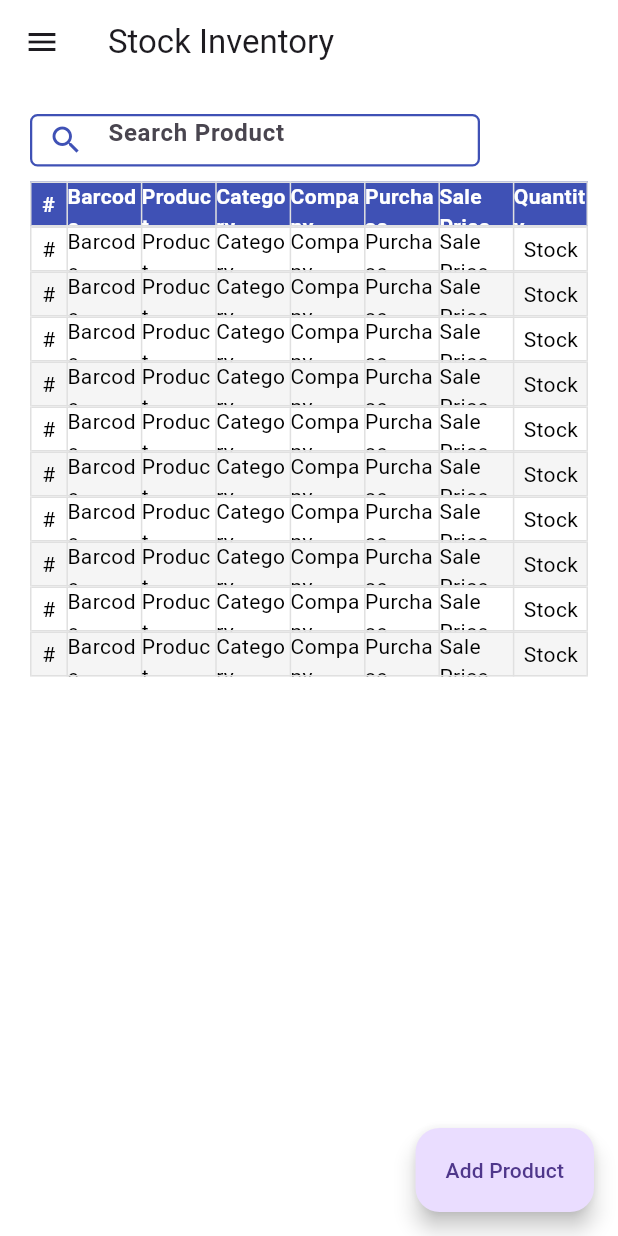
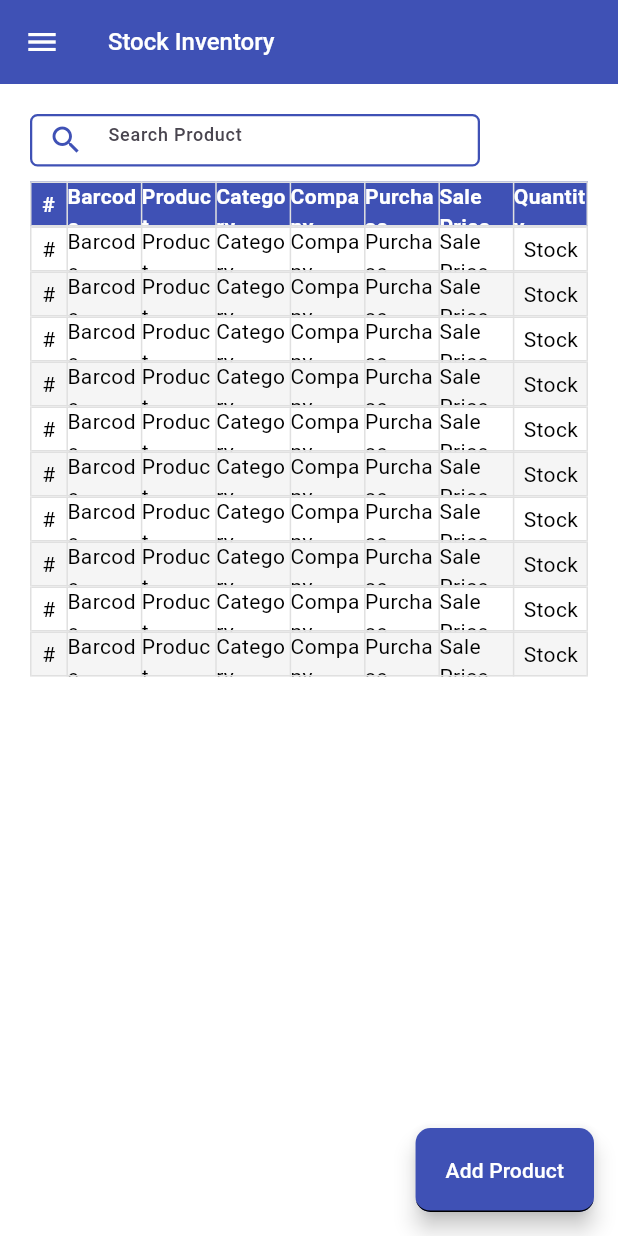
Before and after one commit to Hashimkhann1/pos, a Flutter app: the screen it shows after launch, on a phone screen of 412 x 824 dp. Run offline on Flutter 3.47's test engine with Material 3 defaults, Android fonts, the phone set to English and light mode, and no system bars; our stand-ins replace fl_chart.

Commit message:
in this file i add app theme

```diff
--- a/lib/res/theme/light_theme.dart
+++ b/lib/res/theme/light_theme.dart
@@ -8,12 +8,23 @@ class LightTheme{
   static ThemeData lightTheme = ThemeData(
     scaffoldBackgroundColor: AppColor.white,
     useMaterial3: true,
-    appBarTheme: const AppBarTheme(
-      backgroundColor: AppColor.white,
+    /// appbar theme
+    appBarTheme:  const AppBarTheme(
+      backgroundColor: AppColor.primaryColor,
+      titleTextStyle: TextStyle(
+        color: AppColor.white,
+        fontWeight: FontWeight.w500,
+        fontSize: 16
+      ),
+      iconTheme: IconThemeData(color: AppColor.white),
     ),
+
+    /// drawer theme
     drawerTheme: const DrawerThemeData(
       backgroundColor: AppColor.white,
     ),
+
+    /// extension tile theme
     expansionTileTheme: ExpansionTileThemeData(
       collapsedIconColor: AppColor.primaryColor,
       shape: UnderlineInputBorder(
@@ -21,6 +32,8 @@ class LightTheme{
         borderSide: BorderSide.none,
       ),
     ),
+
+    /// text input decoration theme
     inputDecorationTheme: InputDecorationTheme(
       border: OutlineInputBorder(
           borderRadius: BorderRadius.circular(5),
@@ -43,8 +56,8 @@ class LightTheme{
         ),
       ),
       hintStyle: const TextStyle(
-        fontWeight: FontWeight.w600,
-        fontSize: 16,
+        fontWeight: FontWeight.w500,
+        fontSize: 12,
       ),
       suffixIconColor: AppColor.primaryColor,
       prefixIconColor: AppColor.primaryColor,
@@ -52,5 +65,41 @@ class LightTheme{
         vertical: 15.0, horizontal: 20.0, // Padding inside the textfield
       ),
     ),
+
+    /// floating action button theme
+    floatingActionButtonTheme: FloatingActionButtonThemeData(
+      backgroundColor: AppColor.primaryColor,
+      foregroundColor: AppColor.white,
+      shape: UnderlineInputBorder(
+        borderRadius: BorderRadius.circular(10),
+      ),
+    ),
+
+    /// dialog theme
+    dialogTheme: DialogTheme(
+      titleTextStyle: TextStyle(
+        fontSize: 14,
+        fontWeight: FontWeight.bold,
+        color: AppColor.white,
+      ),
+      shape: UnderlineInputBorder(
+        borderRadius: BorderRadius.circular(5),
+      ),
+    ),
+
+    /// elevation button theme
+    elevatedButtonTheme: ElevatedButtonThemeData(
+      style: ElevatedButton.styleFrom(
+        textStyle: const TextStyle(
+          color: AppColor.white,
+        ),
+        foregroundColor: AppColor.white,
+        shape: RoundedRectangleBorder(
+          borderRadius: BorderRadius.circular(5),
+        ),
+        backgroundColor: AppColor.primaryColor,
+        minimumSize: Size(100, 40)
+      ),
+    ),
   );
 }
```
